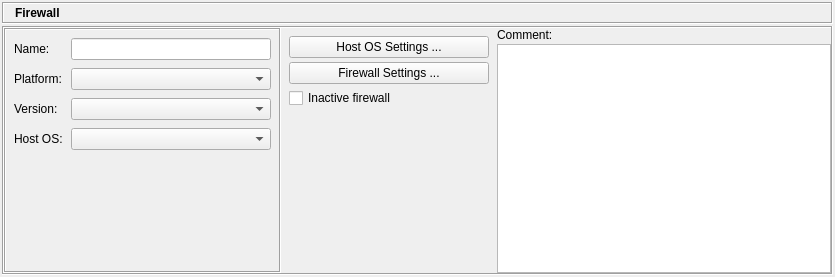
Old version of the form src/gui/firewalldialog_q.ui in the repository fwbuilder/fwbuilder.
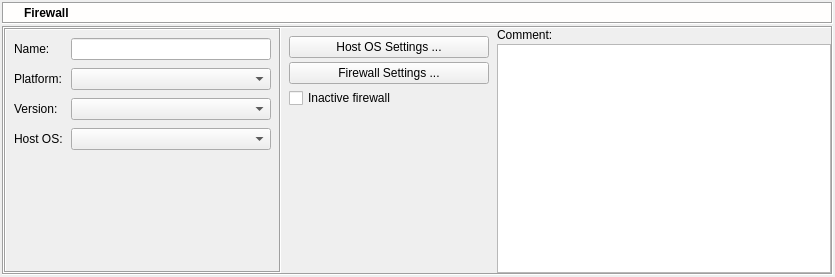
New version of the form. Icons and pictures are not drawn.

The edit to the form file:
```diff
--- a/src/gui/firewalldialog_q.ui
+++ b/src/gui/firewalldialog_q.ui
@@ -68,6 +68,73 @@
          <height>20</height>
         </size>
        </property>
+       <property name="palette" >
+        <palette>
+         <active>
+          <colorrole role="Base" >
+           <brush brushstyle="SolidPattern" >
+            <color alpha="255" >
+             <red>255</red>
+             <green>255</green>
+             <blue>255</blue>
+            </color>
+           </brush>
+          </colorrole>
+          <colorrole role="Window" >
+           <brush brushstyle="SolidPattern" >
+            <color alpha="255" >
+             <red>255</red>
+             <green>254</green>
+             <blue>253</blue>
+            </color>
+           </brush>
+          </colorrole>
+         </active>
+         <inactive>
+          <colorrole role="Base" >
+           <brush brushstyle="SolidPattern" >
+            <color alpha="255" >
+             <red>255</red>
+             <green>255</green>
+             <blue>255</blue>
+            </color>
+           </brush>
+          </colorrole>
+          <colorrole role="Window" >
+           <brush brushstyle="SolidPattern" >
+            <color alpha="255" >
+             <red>255</red>
+             <green>254</green>
+             <blue>253</blue>
+            </color>
+           </brush>
+          </colorrole>
+         </inactive>
+         <disabled>
+          <colorrole role="Base" >
+           <brush brushstyle="SolidPattern" >
+            <color alpha="255" >
+             <red>255</red>
+             <green>254</green>
+             <blue>253</blue>
+            </color>
+           </brush>
+          </colorrole>
+          <colorrole role="Window" >
+           <brush brushstyle="SolidPattern" >
+            <color alpha="255" >
+             <red>255</red>
+             <green>254</green>
+             <blue>253</blue>
+            </color>
+           </brush>
+          </colorrole>
+         </disabled>
+        </palette>
+       </property>
+       <property name="autoFillBackground" >
+        <bool>true</bool>
+       </property>
        <property name="frameShape" >
         <enum>QFrame::Box</enum>
        </property>
@@ -93,7 +160,7 @@
         <property name="verticalSpacing" >
          <number>2</number>
         </property>
-        <item row="0" column="1" >
+        <item row="0" column="2" >
          <widget class="QLabel" name="editorTitle" >
           <property name="font" >
            <font>
@@ -128,6 +195,22 @@
           </property>
          </widget>
         </item>
+        <item row="0" column="1" >
+         <widget class="QLabel" name="label" >
+          <property name="sizePolicy" >
+           <sizepolicy vsizetype="Preferred" hsizetype="Maximum" >
+            <horstretch>0</horstretch>
+            <verstretch>0</verstretch>
+           </sizepolicy>
+          </property>
+          <property name="text" >
+           <string/>
+          </property>
+          <property name="pixmap" >
+           <pixmap resource="MainRes.qrc" >:/Icons/Firewall/icon</pixmap>
+          </property>
+         </widget>
+        </item>
        </layout>
       </widget>
      </item>
```
Left out of the diff: 4 changed lines with no effect on the pictures.
